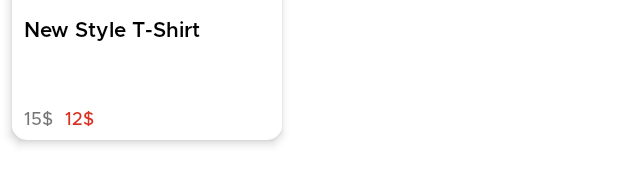
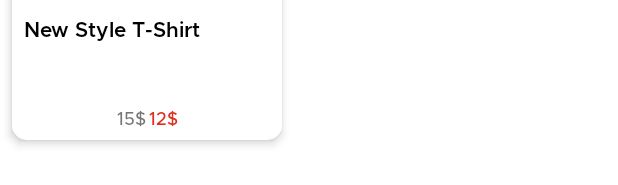
Before and after one commit to Ahmednasser21/Bazaar, an Android app: the layout products_item.xml on its own in the app's theme, with its tools: preview values and no code run, on a phone screen of 412 x 824 dp. Shown: the part 397-582 px from the top of the screen. Run offline under Robolectric (Android 15) with nearby library versions, the phone set to English and light mode, and no system bars.

Commit message:
Updating products item UI.

```diff
--- a/app/src/main/res/layout/products_item.xml
+++ b/app/src/main/res/layout/products_item.xml
@@ -75,12 +75,14 @@
         android:id="@+id/tv_product_price"
         android:layout_width="wrap_content"
         android:layout_height="wrap_content"
-        android:layout_marginStart="8dp"
+        android:layout_marginStart="2dp"
         android:fontFamily="@font/metropolis_medium"
         android:text="12$"
         android:textColor="@color/primaryColor"
         android:textSize="12sp"
         app:layout_constraintBottom_toBottomOf="@+id/tv_old_price"
+        app:layout_constraintEnd_toEndOf="parent"
+        app:layout_constraintHorizontal_bias="0.5"
         app:layout_constraintStart_toEndOf="@+id/tv_old_price"
         app:layout_constraintTop_toTopOf="@+id/tv_old_price" />
 
@@ -93,7 +95,10 @@
         android:text="15$"
         android:textSize="12sp"
         app:layout_constraintBottom_toBottomOf="parent"
-        app:layout_constraintStart_toStartOf="@+id/tv_product_name" />
+        app:layout_constraintEnd_toStartOf="@+id/tv_product_price"
+        app:layout_constraintHorizontal_bias="0.5"
+        app:layout_constraintHorizontal_chainStyle="packed"
+        app:layout_constraintStart_toStartOf="parent" />
 
     <ImageView
         android:id="@+id/gpodfgk"
```
